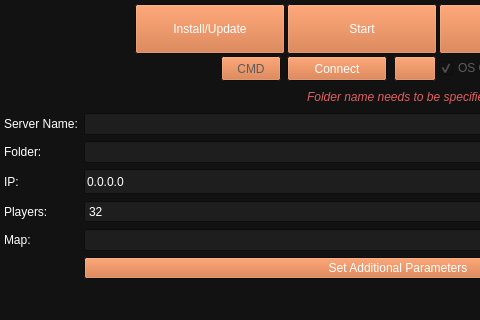
Old version of the form ui/serverwindow.ui in the repository metootem/TF2-Dedicated-Server-Manager; both pictures show x 0 to 480 and y 0 to 320 of the 969 by 800 pixel window.
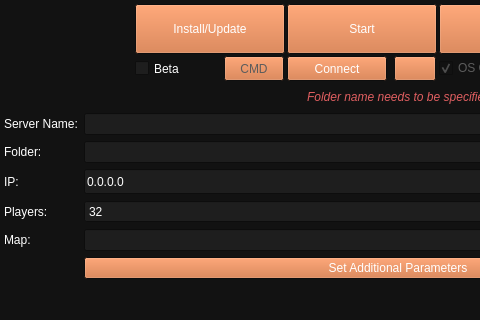
New version of the form. Icons and pictures are not drawn.

Commit message: Fix servers not starting properly on Windows

```diff
--- a/ui/serverwindow.ui
+++ b/ui/serverwindow.ui
@@ -459,20 +459,348 @@
                <number>7</number>
               </property>
               <item>
-               <spacer name="horizontalSpacer">
-                <property name="orientation">
-                 <enum>Qt::Orientation::Horizontal</enum>
+               <widget class="QCheckBox" name="chkBeta">
+                <property name="minimumSize">
+                 <size>
+                  <width>82</width>
+                  <height>25</height>
+                 </size>
                 </property>
-                <property name="sizeType">
-                 <enum>QSizePolicy::Policy::Fixed</enum>
-                </property>
-                <property name="sizeHint" stdset="0">
+                <property name="maximumSize">
                  <size>
                   <width>82</width>
                   <height>25</height>
                  </size>
                 </property>
-               </spacer>
+                <property name="palette">
+                 <palette>
+                  <active>
+                   <colorrole role="WindowText">
+                    <brush brushstyle="SolidPattern">
+                     <color alpha="255">
+                      <red>255</red>
+                      <green>255</green>
+                      <blue>255</blue>
+                     </color>
+                    </brush>
+                   </colorrole>
+                   <colorrole role="Button">
+                    <brush brushstyle="SolidPattern">
+                     <color alpha="255">
+                      <red>207</red>
+                      <green>106</green>
+                      <blue>50</blue>
+                     </color>
+                    </brush>
+                   </colorrole>
+                   <colorrole role="Dark">
+                    <brush brushstyle="SolidPattern">
+                     <color alpha="255">
+                      <red>92</red>
+                      <green>92</green>
+                      <blue>92</blue>
+                     </color>
+                    </brush>
+                   </colorrole>
+                   <colorrole role="Mid">
+                    <brush brushstyle="SolidPattern">
+                     <color alpha="255">
+                      <red>127</red>
+                      <green>127</green>
+                      <blue>127</blue>
+                     </color>
+                    </brush>
+                   </colorrole>
+                   <colorrole role="Text">
+                    <brush brushstyle="SolidPattern">
+                     <color alpha="255">
+                      <red>255</red>
+                      <green>255</green>
+                      <blue>255</blue>
+                     </color>
+                    </brush>
+                   </colorrole>
+                   <colorrole role="ButtonText">
+                    <brush brushstyle="SolidPattern">
+                     <color alpha="255">
+                      <red>255</red>
+                      <green>255</green>
+                      <blue>255</blue>
+                     </color>
+                    </brush>
+                   </colorrole>
+                   <colorrole role="Base">
+                    <brush brushstyle="SolidPattern">
+                     <color alpha="255">
+                      <red>30</red>
+                      <green>30</green>
+                      <blue>30</blue>
+                     </color>
+                    </brush>
+                   </colorrole>
+                   <colorrole role="Window">
+                    <brush brushstyle="SolidPattern">
+                     <color alpha="255">
+                      <red>18</red>
+                      <green>18</green>
+                      <blue>18</blue>
+                     </color>
+                    </brush>
+                   </colorrole>
+                   <colorrole role="Highlight">
+                    <brush brushstyle="SolidPattern">
+                     <color alpha="255">
+                      <red>207</red>
+                      <green>106</green>
+                      <blue>50</blue>
+                     </color>
+                    </brush>
+                   </colorrole>
+                   <colorrole role="LinkVisited">
+                    <brush brushstyle="SolidPattern">
+                     <color alpha="255">
+                      <red>255</red>
+                      <green>158</green>
+                      <blue>105</blue>
+                     </color>
+                    </brush>
+                   </colorrole>
+                   <colorrole role="AlternateBase">
+                    <brush brushstyle="SolidPattern">
+                     <color alpha="255">
+                      <red>45</red>
+                      <green>45</green>
+                      <blue>45</blue>
+                     </color>
+                    </brush>
+                   </colorrole>
+                   <colorrole role="ToolTipBase">
+                    <brush brushstyle="SolidPattern">
+                     <color alpha="255">
+                      <red>97</red>
+                      <green>97</green>
+                      <blue>97</blue>
+                     </color>
+                    </brush>
+                   </colorrole>
+                  </active>
+                  <inactive>
+                   <colorrole role="WindowText">
+                    <brush brushstyle="SolidPattern">
+                     <color alpha="255">
+                      <red>255</red>
+                      <green>255</green>
+                      <blue>255</blue>
+                     </color>
+                    </brush>
+                   </colorrole>
+                   <colorrole role="Button">
+                    <brush brushstyle="SolidPattern">
+                     <color alpha="255">
+                      <red>207</red>
+                      <green>106</green>
+                      <blue>50</blue>
+                     </color>
+                    </brush>
+                   </colorrole>
+                   <colorrole role="Dark">
+                    <brush brushstyle="SolidPattern">
+                     <color alpha="255">
+                      <red>92</red>
+                      <green>92</green>
+                      <blue>92</blue>
+                     </color>
+                    </brush>
+                   </colorrole>
+                   <colorrole role="Mid">
+                    <brush brushstyle="SolidPattern">
+                     <color alpha="255">
+                      <red>127</red>
+                      <green>127</green>
+                      <blue>127</blue>
+                     </color>
+                    </brush>
+                   </colorrole>
+                   <colorrole role="Text">
+                    <brush brushstyle="SolidPattern">
+                     <color alpha="255">
+                      <red>255</red>
+                      <green>255</green>
+                      <blue>255</blue>
+                     </color>
+                    </brush>
+                   </colorrole>
+                   <colorrole role="ButtonText">
+                    <brush brushstyle="SolidPattern">
+                     <color alpha="255">
+                      <red>255</red>
+                      <green>255</green>
+                      <blue>255</blue>
+                     </color>
+                    </brush>
+                   </colorrole>
+                   <colorrole role="Base">
+                    <brush brushstyle="SolidPattern">
+                     <color alpha="255">
+                      <red>30</red>
+                      <green>30</green>
+                      <blue>30</blue>
+                     </color>
+                    </brush>
+                   </colorrole>
+                   <colorrole role="Window">
+                    <brush brushstyle="SolidPattern">
+                     <color alpha="255">
+                      <red>18</red>
+                      <green>18</green>
+                      <blue>18</blue>
+                     </color>
+                    </brush>
+                   </colorrole>
+                   <colorrole role="Highlight">
+                    <brush brushstyle="SolidPattern">
+                     <color alpha="255">
+                      <red>207</red>
+                      <green>106</green>
+                      <blue>50</blue>
+                     </color>
+                    </brush>
+                   </colorrole>
+                   <colorrole role="LinkVisited">
+                    <brush brushstyle="SolidPattern">
+                     <color alpha="255">
+                      <red>255</red>
+                      <green>158</green>
+                      <blue>105</blue>
+                     </color>
+                    </brush>
+                   </colorrole>
+                   <colorrole role="AlternateBase">
+                    <brush brushstyle="SolidPattern">
+                     <color alpha="255">
+                      <red>45</red>
+                      <green>45</green>
+                      <blue>45</blue>
+                     </color>
+                    </brush>
+                   </colorrole>
+                   <colorrole role="ToolTipBase">
+                    <brush brushstyle="SolidPattern">
+                     <color alpha="255">
+                      <red>97</red>
+                      <green>97</green>
+                      <blue>97</blue>
+                     </color>
+                    </brush>
+                   </colorrole>
+                  </inactive>
+                  <disabled>
+                   <colorrole role="WindowText">
+                    <brush brushstyle="SolidPattern">
+                     <color alpha="255">
+                      <red>92</red>
+                      <green>92</green>
+                      <blue>92</blue>
+                     </color>
+                    </brush>
+                   </colorrole>
+                   <colorrole role="Button">
+                    <brush brushstyle="SolidPattern">
+                     <color alpha="255">
+                      <red>207</red>
+                      <green>106</green>
+                      <blue>50</blue>
+                     </color>
+                    </brush>
+                   </colorrole>
+                   <colorrole role="Dark">
+                    <brush brushstyle="SolidPattern">
+                     <color alpha="255">
+                      <red>92</red>
+                      <green>92</green>
+                      <blue>92</blue>
+                     </color>
+                    </brush>
+                   </colorrole>
+                   <colorrole role="Mid">
+                    <brush brushstyle="SolidPattern">
+                     <color alpha="255">
+                      <red>127</red>
+                      <green>127</green>
+                      <blue>127</blue>
+                     </color>
+                    </brush>
+                   </colorrole>
+                   <colorrole role="Text">
+                    <brush brushstyle="SolidPattern">
+                     <color alpha="255">
+                      <red>92</red>
+                      <green>92</green>
+                      <blue>92</blue>
+                     </color>
+                    </brush>
+                   </colorrole>
+                   <colorrole role="ButtonText">
+                    <brush brushstyle="SolidPattern">
+                     <color alpha="255">
+                      <red>92</red>
+                      <green>92</green>
+                      <blue>92</blue>
+                     </color>
+                    </brush>
+                   </colorrole>
+                   <colorrole role="Base">
+                    <brush brushstyle="SolidPattern">
+                     <color alpha="255">
+                      <red>18</red>
+                      <green>18</green>
+                      <blue>18</blue>
+                     </color>
+                    </brush>
+                   </colorrole>
+                   <colorrole role="Window">
+                    <brush brushstyle="SolidPattern">
+                     <color alpha="255">
+                      <red>18</red>
+                      <green>18</green>
+                      <blue>18</blue>
+                     </color>
+                    </brush>
+                   </colorrole>
+                   <colorrole role="LinkVisited">
+                    <brush brushstyle="SolidPattern">
+                     <color alpha="255">
+                      <red>255</red>
+                      <green>158</green>
+                      <blue>105</blue>
+                     </color>
+                    </brush>
+                   </colorrole>
+                   <colorrole role="AlternateBase">
+                    <brush brushstyle="SolidPattern">
+                     <color alpha="255">
+                      <red>45</red>
+                      <green>45</green>
+                      <blue>45</blue>
+                     </color>
+                    </brush>
+                   </colorrole>
+                   <colorrole role="ToolTipBase">
+                    <brush brushstyle="SolidPattern">
+                     <color alpha="255">
+                      <red>97</red>
+                      <green>97</green>
+                      <blue>97</blue>
+                     </color>
+                    </brush>
+                   </colorrole>
+                  </disabled>
+                 </palette>
+                </property>
+                <property name="text">
+                 <string>Beta</string>
+                </property>
+               </widget>
               </item>
               <item>
                <widget class="QPushButton" name="btnSteamCMDConsole">
```
Left out of the diff: 325 changed lines with no effect on the pictures. The commit also changes 7 other files.
